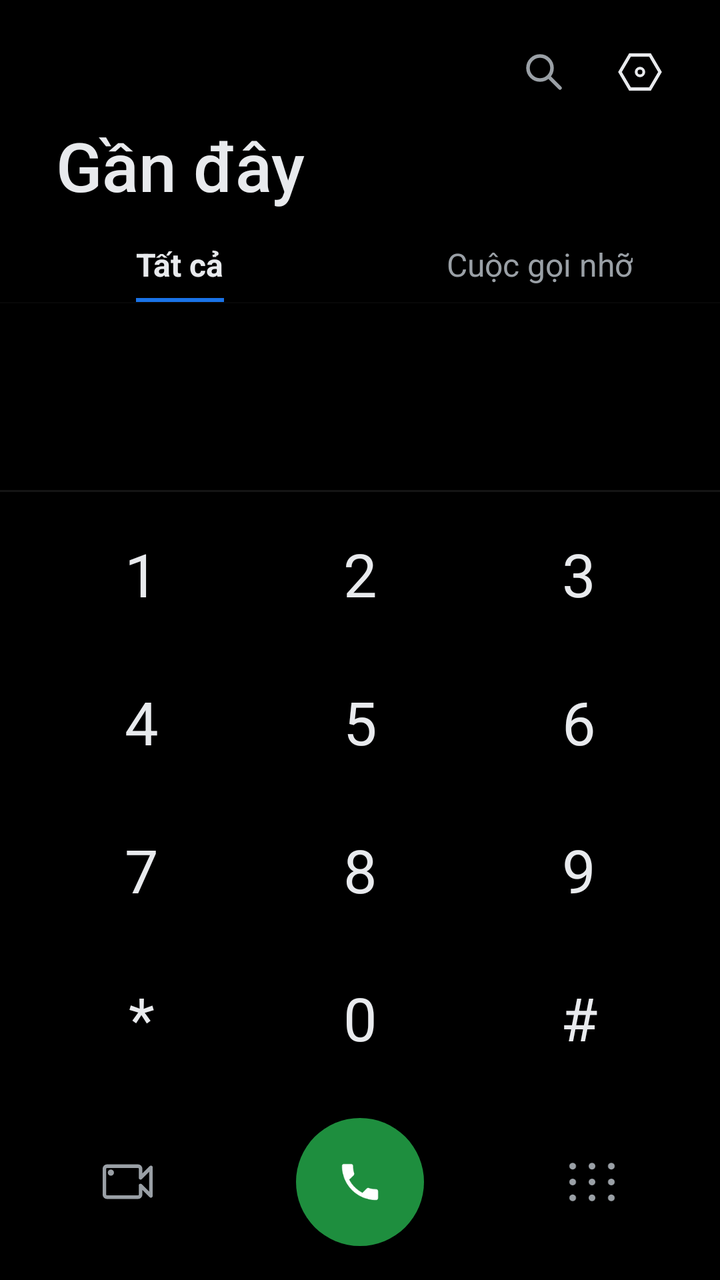
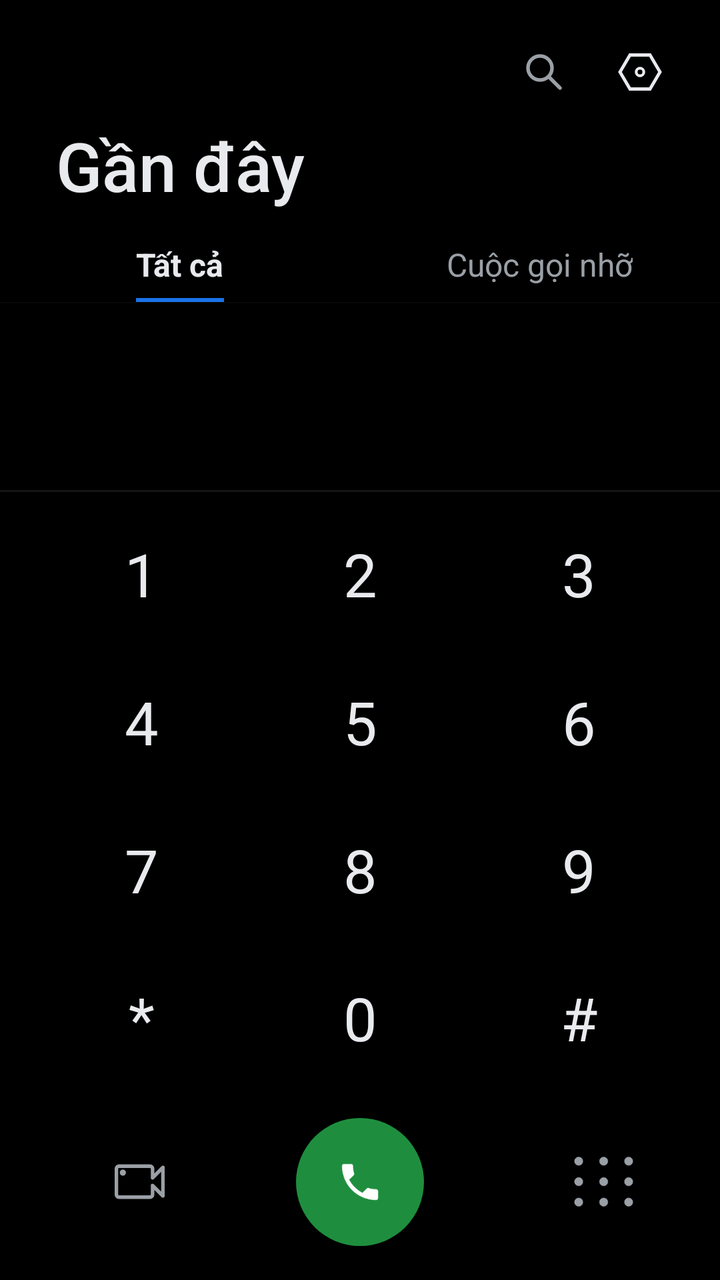

An Android layout rendered at two revisions. The XML below is the earlier revision; the diff shows what the commit changed to produce the second picture.
<!-- AndroidManifest.xml: application theme Theme.SimpleCall -->
<!-- res/layout/fragment_dialer.xml -->
<?xml version="1.0" encoding="utf-8"?>
<LinearLayout xmlns:android="http://schemas.android.com/apk/res/android"
    xmlns:app="http://schemas.android.com/apk/res-auto"
    xmlns:tools="http://schemas.android.com/tools"
    android:layout_width="match_parent"
    android:layout_height="match_parent"
    android:orientation="vertical"
    android:background="@color/bg">

    
    <LinearLayout
        android:id="@+id/llDialerHeader"
        android:layout_width="match_parent" android:layout_height="wrap_content"
        android:orientation="vertical">

        <FrameLayout
            android:layout_width="match_parent" android:layout_height="wrap_content"
            android:paddingTop="16dp" android:paddingEnd="20dp">
            <LinearLayout
                android:layout_width="wrap_content" android:layout_height="wrap_content"
                android:layout_gravity="end"
                android:orientation="horizontal">
                <ImageButton
                    android:id="@+id/btnDialerSearch"
                    android:layout_width="40dp" android:layout_height="40dp"
                    android:background="@android:color/transparent"
                    android:src="@drawable/ic_search"
                    android:contentDescription="@string/search" />
                <ImageButton
                    android:id="@+id/btnDialerSettings"
                    android:layout_width="40dp" android:layout_height="40dp"
                    android:layout_marginStart="8dp"
                    android:background="@android:color/transparent"
                    android:src="@drawable/ic_hexagon_settings"
                    android:contentDescription="@string/settings" />
            </LinearLayout>
        </FrameLayout>

        <TextView
            android:layout_width="wrap_content" android:layout_height="wrap_content"
            android:layout_marginStart="28dp" android:layout_marginTop="4dp"
            android:text="@string/recents_title"
            android:textSize="34sp"
            android:textColor="@color/text_primary"
            android:fontFamily="sans-serif-medium" />

        <LinearLayout
            android:layout_width="match_parent" android:layout_height="wrap_content"
            android:orientation="horizontal"
            android:paddingTop="16dp">

            <FrameLayout
                android:layout_width="0dp" android:layout_height="wrap_content"
                android:layout_weight="1">
                <LinearLayout
                    android:id="@+id/tabAll"
                    android:layout_width="wrap_content" android:layout_height="wrap_content"
                    android:layout_gravity="center"
                    android:orientation="vertical"
                    android:gravity="center_horizontal"
                    android:clickable="true" android:focusable="true">
                    <TextView
                        android:id="@+id/tvTabAll"
                        android:layout_width="wrap_content" android:layout_height="wrap_content"
                        android:text="@string/tab_all"
                        android:textSize="16sp" android:textStyle="bold"
                        android:textColor="@color/text_primary"
                        android:fontFamily="sans-serif" />
                    <View
                        android:id="@+id/tabAllUnderline"
                        android:layout_width="match_parent" android:layout_height="2dp"
                        android:layout_marginTop="6dp"
                        android:background="@color/accent_blue" />
                </LinearLayout>
            </FrameLayout>

            <FrameLayout
                android:layout_width="0dp" android:layout_height="wrap_content"
                android:layout_weight="1">
                <LinearLayout
                    android:id="@+id/tabMissed"
                    android:layout_width="wrap_content" android:layout_height="wrap_content"
                    android:layout_gravity="center"
                    android:orientation="vertical"
                    android:gravity="center_horizontal"
                    android:clickable="true" android:focusable="true">
                    <TextView
                        android:id="@+id/tvTabMissed"
                        android:layout_width="wrap_content" android:layout_height="wrap_content"
                        android:text="@string/tab_missed"
                        android:textSize="16sp"
                        android:textColor="@color/text_secondary"
                        android:fontFamily="sans-serif" />
                    <View
                        android:id="@+id/tabMissedUnderline"
                        android:layout_width="match_parent" android:layout_height="2dp"
                        android:layout_marginTop="6dp"
                        android:background="@android:color/transparent" />
                </LinearLayout>
            </FrameLayout>
        </LinearLayout>

        <View
            android:layout_width="match_parent" android:layout_height="0.5dp"
            android:background="#332B2B2B" />
    </LinearLayout>

    
    <FrameLayout
        android:layout_width="match_parent"
        android:layout_height="0dp"
        android:layout_weight="1">

    
    <androidx.recyclerview.widget.RecyclerView
        android:id="@+id/rvRecents"
        android:layout_width="match_parent"
        android:layout_height="match_parent"
        android:clipToPadding="false"
        android:paddingBottom="280dp" />

    
    <LinearLayout
        android:id="@+id/llSuggestionsWrap"
        android:layout_width="match_parent"
        android:layout_height="match_parent"
        android:orientation="vertical"
        android:paddingBottom="280dp"
        android:visibility="gone">

        <TextView
            android:id="@+id/tvSuggestionsHeader"
            android:layout_width="match_parent"
            android:layout_height="wrap_content"
            android:text="@string/all_contacts"
            android:textSize="14sp"
            android:textColor="@color/text_secondary"
            android:fontFamily="sans-serif"
            android:paddingStart="20dp"
            android:paddingEnd="20dp"
            android:paddingTop="14dp"
            android:paddingBottom="8dp" />

        <androidx.recyclerview.widget.RecyclerView
            android:id="@+id/rvSuggestions"
            android:layout_width="match_parent"
            android:layout_height="0dp"
            android:layout_weight="1"
            android:clipToPadding="false" />
    </LinearLayout>

    
    <LinearLayout
        android:id="@+id/llNoMatchActions"
        android:layout_width="match_parent"
        android:layout_height="wrap_content"
        android:orientation="vertical"
        android:paddingTop="8dp"
        android:visibility="gone">

        
        <LinearLayout
            android:id="@+id/rowCreateContact"
            android:layout_width="match_parent" android:layout_height="wrap_content"
            android:orientation="horizontal" android:gravity="center_vertical"
            android:background="@drawable/bg_settings_row"
            android:clickable="true" android:focusable="true"
            android:paddingStart="20dp" android:paddingEnd="20dp"
            android:paddingTop="14dp" android:paddingBottom="14dp">
            <ImageView android:layout_width="24dp" android:layout_height="24dp"
                android:src="@drawable/ic_add" app:tint="@color/white" tools:ignore="MissingClass"/>
            <TextView android:layout_width="0dp" android:layout_height="wrap_content"
                android:layout_weight="1" android:layout_marginStart="24dp"
                android:text="@string/create_new_contact"
                android:textSize="16sp" android:textColor="@color/text_primary" android:fontFamily="sans-serif"/>
        </LinearLayout>

        <LinearLayout
            android:id="@+id/rowAddToExisting"
            android:layout_width="match_parent" android:layout_height="wrap_content"
            android:orientation="horizontal" android:gravity="center_vertical"
            android:background="@drawable/bg_settings_row"
            android:clickable="true" android:focusable="true"
            android:paddingStart="20dp" android:paddingEnd="20dp"
            android:paddingTop="14dp" android:paddingBottom="14dp">
            <ImageView android:layout_width="24dp" android:layout_height="24dp"
                android:src="@drawable/ic_person_add" app:tint="@color/white" tools:ignore="MissingClass"/>
            <TextView android:layout_width="0dp" android:layout_height="wrap_content"
                android:layout_weight="1" android:layout_marginStart="24dp"
                android:text="@string/add_to_existing_contact"
                android:textSize="16sp" android:textColor="@color/text_primary" android:fontFamily="sans-serif"/>
        </LinearLayout>

        
        <LinearLayout
            android:id="@+id/rowSendSms"
            android:layout_width="match_parent" android:layout_height="wrap_content"
            android:orientation="horizontal" android:gravity="center_vertical"
            android:background="@drawable/bg_settings_row"
            android:clickable="true" android:focusable="true"
            android:paddingStart="20dp" android:paddingEnd="20dp"
            android:paddingTop="14dp" android:paddingBottom="14dp">
            <ImageView android:layout_width="24dp" android:layout_height="24dp"
                android:src="@drawable/ic_message_outline" app:tint="@color/white" tools:ignore="MissingClass"/>
            <TextView android:layout_width="0dp" android:layout_height="wrap_content"
                android:layout_weight="1" android:layout_marginStart="24dp"
                android:text="@string/send_sms"
                android:textSize="16sp" android:textColor="@color/text_primary" android:fontFamily="sans-serif"/>
        </LinearLayout>

        <LinearLayout
            android:id="@+id/rowVideoMeet"
            android:layout_width="match_parent" android:layout_height="wrap_content"
            android:orientation="horizontal" android:gravity="center_vertical"
            android:background="@drawable/bg_settings_row"
            android:clickable="true" android:focusable="true"
            android:paddingStart="20dp" android:paddingEnd="20dp"
            android:paddingTop="14dp" android:paddingBottom="14dp">
            <ImageView android:layout_width="24dp" android:layout_height="24dp"
                android:src="@drawable/ic_video_call" app:tint="@color/white" tools:ignore="MissingClass"/>
            <TextView android:layout_width="0dp" android:layout_height="wrap_content"
                android:layout_weight="1" android:layout_marginStart="24dp"
                android:text="@string/video_call_meet"
                android:textSize="16sp" android:textColor="@color/text_primary" android:fontFamily="sans-serif"/>
        </LinearLayout>
    </LinearLayout>

    
    <LinearLayout
        android:id="@+id/panelKeypad"
        android:layout_width="match_parent"
        android:layout_height="wrap_content"
        android:layout_gravity="bottom"
        android:orientation="vertical"
        android:background="@color/bg"
        android:elevation="8dp">

        
        <View
            android:layout_width="match_parent"
            android:layout_height="1dp"
            android:background="#151515" /> 

        
        <FrameLayout
            android:id="@+id/frameNumber"
            android:layout_width="match_parent"
            android:layout_height="wrap_content"
            android:paddingTop="10dp"
            android:paddingStart="20dp"
            android:paddingEnd="20dp"
            android:visibility="gone">

            <ImageButton
                android:id="@+id/btnDialMenu"
                android:layout_width="40dp"
                android:layout_height="40dp"
                android:layout_gravity="center_vertical|start"
                android:background="@android:color/transparent"
                android:src="@drawable/ic_more_vert"
                android:contentDescription="@string/dialpad_options"
                android:visibility="invisible" />

            <EditText
                android:id="@+id/etNumber"
                android:layout_width="match_parent"
                android:layout_height="wrap_content"
                android:layout_gravity="center_vertical"
                android:paddingStart="48dp"
                android:paddingEnd="62dp"
                android:background="@null"
                android:inputType="none"
                android:gravity="center"
                android:textSize="32sp"
                android:textColor="@color/text_primary"
                android:fontFamily="sans-serif-light"
                android:cursorVisible="true"
                android:maxLines="1" />

            <ImageButton
                android:id="@+id/btnBackspace"
                android:layout_width="62dp"
                android:layout_height="40dp"
                android:layout_gravity="center_vertical|end"
                android:background="@android:color/transparent"
                android:src="@drawable/ic_backspace"
                android:contentDescription="@string/cancel"
                android:visibility="invisible" />
        </FrameLayout>

        
        <GridLayout
            android:id="@+id/keypad"
            android:layout_width="match_parent"
            android:layout_height="wrap_content"
            android:layout_marginTop="4dp"
            android:paddingStart="16dp"
            android:paddingEnd="16dp"
            android:columnCount="3"
            android:rowCount="4"
            android:useDefaultMargins="false">

            <Button android:tag="1" style="@style/KeyBtn" android:text="1" android:layout_columnWeight="1" />
            <Button android:tag="2" style="@style/KeyBtn" android:text="2" android:layout_columnWeight="1" />
            <Button android:tag="3" style="@style/KeyBtn" android:text="3" android:layout_columnWeight="1" />
            <Button android:tag="4" style="@style/KeyBtn" android:text="4" android:layout_columnWeight="1" />
            <Button android:tag="5" style="@style/KeyBtn" android:text="5" android:layout_columnWeight="1" />
            <Button android:tag="6" style="@style/KeyBtn" android:text="6" android:layout_columnWeight="1" />
            <Button android:tag="7" style="@style/KeyBtn" android:text="7" android:layout_columnWeight="1" />
            <Button android:tag="8" style="@style/KeyBtn" android:text="8" android:layout_columnWeight="1" />
            <Button android:tag="9" style="@style/KeyBtn" android:text="9" android:layout_columnWeight="1" />
            <Button android:tag="*" style="@style/KeyBtn" android:text="*" android:layout_columnWeight="1" />
            <Button android:tag="0" style="@style/KeyBtn" android:text="0" android:layout_columnWeight="1" />
            <Button android:tag="#" style="@style/KeyBtn" android:text="#" android:layout_columnWeight="1" />
        </GridLayout>

        
        <LinearLayout
            android:id="@+id/rowDialControls"
            android:layout_width="match_parent"
            android:layout_height="wrap_content"
            android:orientation="horizontal"
            android:gravity="center_vertical"
            android:paddingTop="12dp"
            android:paddingBottom="16dp"
            android:paddingStart="28dp"
            android:paddingEnd="28dp">

            <FrameLayout
                android:id="@+id/btnVideoCall"
                android:layout_width="72dp" android:layout_height="66dp"
                android:background="@android:color/transparent"
                android:clickable="true" android:focusable="true"
                android:contentDescription="@string/video_call">
                <ImageView android:layout_width="31dp" android:layout_height="31dp"
                    android:layout_gravity="center"
                    android:src="@drawable/ic_video_call_outline"
                    android:tint="@color/text_secondary"
                    tools:ignore="MissingClass"/>
            </FrameLayout>

            <Space android:layout_width="0dp" android:layout_height="1dp" android:layout_weight="1"/>

            <ImageButton
                android:id="@+id/btnCall"
                android:layout_width="64dp" android:layout_height="64dp"
                android:layout_gravity="center"
                android:background="@drawable/bg_call_circle"
                android:src="@drawable/ic_call"
                android:contentDescription="@string/call"
                android:visibility="visible" />

            <LinearLayout
                android:id="@+id/llCallDual"
                android:layout_width="wrap_content" android:layout_height="50dp"
                android:layout_gravity="center"
                android:layout_marginStart="22dp"
                android:layout_marginEnd="22dp"
                android:orientation="horizontal"
                android:visibility="gone">

                <FrameLayout
                    android:id="@+id/btnCallSim1"
                    android:layout_width="95dp" android:layout_height="match_parent"
                    android:background="@drawable/bg_call_pill_left"
                    android:clickable="true" android:focusable="true">
                    
                    <View
                        android:layout_width="14dp" android:layout_height="match_parent"
                        android:layout_gravity="end"
                        android:background="@color/btn_call_pill_right" />
                    <ImageView android:layout_width="22dp" android:layout_height="22dp"
                        android:layout_gravity="center" android:src="@drawable/ic_call" tools:ignore="MissingClass"/>
                    <TextView android:layout_width="wrap_content" android:layout_height="wrap_content"
                        android:layout_gravity="center" android:translationX="9dp" android:translationY="-4dp"
                        android:text="1" android:textSize="12sp" android:textStyle="bold"
                        android:textColor="@color/white" android:fontFamily="sans-serif-medium"/>
                </FrameLayout>

                <FrameLayout
                    android:id="@+id/btnCallSim2"
                    android:layout_width="95dp" android:layout_height="match_parent"
                    android:background="@drawable/bg_call_pill_right"
                    android:clickable="true" android:focusable="true">
                    <ImageView android:layout_width="22dp" android:layout_height="22dp"
                        android:layout_gravity="center" android:src="@drawable/ic_call" tools:ignore="MissingClass"/>
                    <TextView android:layout_width="wrap_content" android:layout_height="wrap_content"
                        android:layout_gravity="center" android:translationX="9dp" android:translationY="-4dp"
                        android:text="2" android:textSize="12sp" android:textStyle="bold"
                        android:textColor="@color/white" android:fontFamily="sans-serif-medium"/>
                </FrameLayout>
            </LinearLayout>

            <Space android:layout_width="0dp" android:layout_height="1dp" android:layout_weight="1"/>

            <ImageButton
                android:id="@+id/btnKeypadToggle"
                android:layout_width="72dp" android:layout_height="66dp"
                android:background="@android:color/transparent"
                android:src="@drawable/ic_dialpad"
                android:tint="@color/text_secondary"
                android:contentDescription="@string/open_dialpad" />

        </LinearLayout>
    </LinearLayout>

    </FrameLayout>
</LinearLayout>
<!-- resources referenced by this layout -->
<resources>
  <color name="accent_blue">#1A73E8</color>
  <color name="bg">#000000</color>
  <color name="btn_call_pill_right">#1AA155</color>
  <color name="text_primary">#E8EAED</color>
  <color name="text_secondary">#9AA0A6</color>
  <color name="white">#FFFFFF</color>
  <!-- drawable bg_call_circle (drawable) -->
  <?xml version="1.0" encoding="utf-8"?>
  <ripple xmlns:android="http://schemas.android.com/apk/res/android"
      android:color="#331E8E3E">
      <item>
          <shape android:shape="oval">
              <solid android:color="@color/btn_call" />
          </shape>
      </item>
  </ripple>
  <!-- drawable bg_settings_row (drawable) -->
  <?xml version="1.0" encoding="utf-8"?>
  <ripple xmlns:android="http://schemas.android.com/apk/res/android"
      android:color="@color/key_ripple">
      <item>
          <shape android:shape="rectangle">
              <solid android:color="@color/bg_row" />
          </shape>
      </item>
  </ripple>
  <!-- drawable ic_add (drawable) -->
  <?xml version="1.0" encoding="utf-8"?>
  <vector xmlns:android="http://schemas.android.com/apk/res/android"
      android:width="24dp" android:height="24dp"
      android:viewportWidth="24" android:viewportHeight="24">
      
      <path android:fillColor="#FFFFFFFF"
          android:pathData="M20.4,13.2 L13.2,13.2 L13.2,20.4 L10.8,20.4 L10.8,13.2 L3.6,13.2
                             L3.6,10.8 L10.8,10.8 L10.8,3.6 L13.2,3.6 L13.2,10.8 L20.4,10.8 Z"/>
  </vector>
  <!-- drawable ic_person_add (drawable) -->
  <?xml version="1.0" encoding="utf-8"?>
  <vector xmlns:android="http://schemas.android.com/apk/res/android"
      android:width="24dp" android:height="24dp"
      android:viewportWidth="24" android:viewportHeight="24">
      <path android:fillColor="#FF000000"
          android:pathData="M15,12c2.21,0 4,-1.79 4,-4s-1.79,-4 -4,-4 -4,1.79 -4,4 1.79,4 4,4zM15,14c-2.67,0 -8,1.34 -8,4v2h16v-2c0,-2.66 -5.33,-4 -8,-4zM5,15v-3h3v-2H5V7H3v3H0v2h3v3z"/>
  </vector>
  <!-- drawable ic_video_call (drawable) -->
  <?xml version="1.0" encoding="utf-8"?>
  <vector xmlns:android="http://schemas.android.com/apk/res/android"
      android:width="24dp" android:height="24dp"
      android:viewportWidth="24" android:viewportHeight="24">
      <path android:fillColor="#FFFFFF"
          android:pathData="M17,10.5V7c0-0.55-0.45-1-1-1H4C3.45,6 3,6.45 3,7v10c0,0.55 0.45,1 1,1h12c0.55,0 1-0.45 1-1v-3.5l4,4v-11L17,10.5z"/>
  </vector>
  <string name="add_to_existing_contact">Thêm vào liên hệ hiện có</string>
  <string name="all_contacts">Tất cả liên hệ</string>
  <string name="call">Gọi</string>
  <string name="cancel">Hủy</string>
  <string name="create_new_contact">Tạo liên hệ mới</string>
  <string name="dialpad_options">Tùy chọn quay số</string>
  <string name="open_dialpad">Bàn phím</string>
  <string name="recents_title">Gần đây</string>
  <string name="search">Tìm kiếm</string>
  <string name="send_sms">Gửi tin nhắn SMS</string>
  <string name="settings">Cài đặt</string>
  <string name="tab_all">Tất cả</string>
  <string name="tab_missed">Cuộc gọi nhỡ</string>
  <string name="video_call">Gọi video</string>
  <string name="video_call_meet">Cuộc gọi video Meet</string>
  <color name="btn_call">#1E8E3E</color>
  <color name="btn_call_sim1">#27C76F</color>
  <color name="key_ripple">#22FFFFFF</color>
  <color name="bg_row">#000000</color>
  <!-- drawable bg_key (drawable) -->
  <?xml version="1.0" encoding="utf-8"?>
  <ripple xmlns:android="http://schemas.android.com/apk/res/android"
      android:color="@color/key_ripple">
      <item>
          <shape android:shape="oval">
              <solid android:color="@android:color/transparent" />
          </shape>
      </item>
  </ripple>
  <color name="primary">#1E8E3E</color>
  <color name="primary_dark">#137333</color>
  <!-- unchanged entries left out for length: 12 -->
</resources>

<!-- the commit's change to res/layout/fragment_dialer.xml (unified diff, before → after) -->
@@ -334,6 +334,7 @@
                 android:contentDescription="@string/video_call">
                 <ImageView android:layout_width="31dp" android:layout_height="31dp"
                     android:layout_gravity="center"
+                    android:translationX="6dp"
                     android:src="@drawable/ic_video_call_outline"
                     android:tint="@color/text_secondary"
                     tools:ignore="MissingClass"/>
@@ -393,13 +394,20 @@
 
             <Space android:layout_width="0dp" android:layout_height="1dp" android:layout_weight="1"/>
 
-            <ImageButton
-                android:id="@+id/btnKeypadToggle"
+            <FrameLayout
                 android:layout_width="72dp" android:layout_height="66dp"
-                android:background="@android:color/transparent"
-                android:src="@drawable/ic_dialpad"
-                android:tint="@color/text_secondary"
-                android:contentDescription="@string/open_dialpad" />
+                android:background="@android:color/transparent">
+                <ImageButton
+                    android:id="@+id/btnKeypadToggle"
+                    android:layout_width="31dp" android:layout_height="31dp"
+                    android:layout_gravity="center"
+                    android:translationX="6dp"
+                    android:background="@android:color/transparent"
+                    android:src="@drawable/ic_dialpad"
+                    android:scaleType="fitCenter"
+                    android:tint="@color/text_secondary"
+                    android:contentDescription="@string/open_dialpad" />
+            </FrameLayout>
 
         </LinearLayout>
     </LinearLayout>
